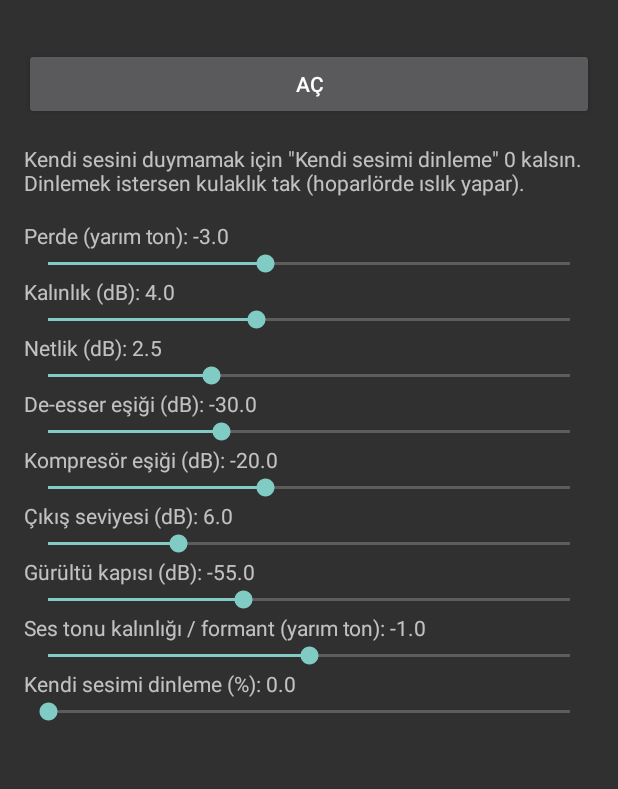
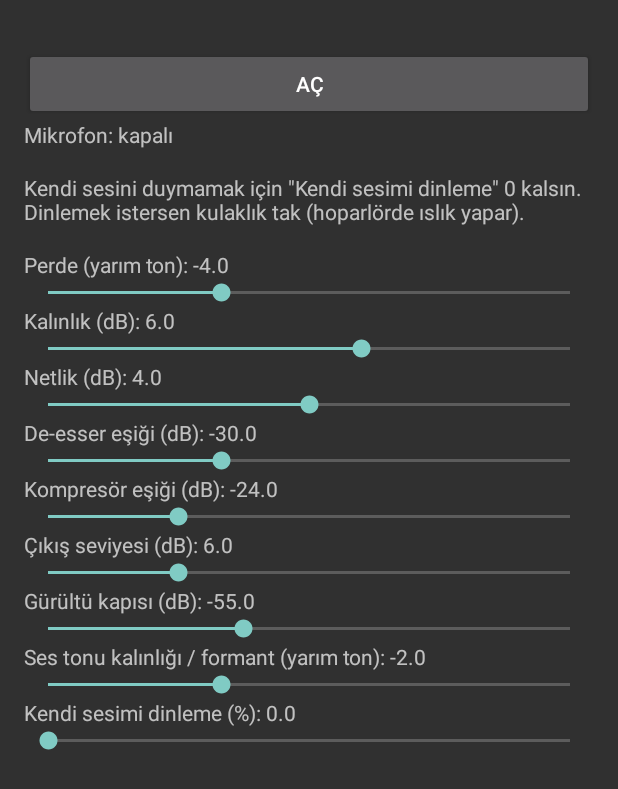
Before and after one commit to goldzhskakrk-pixel/xd, an Android app: the screen it shows after launch (MainActivity), on a phone screen of 412 x 824 dp. Shown: the top 789 px of the screen. Run offline under Robolectric (Android 15) with nearby library versions, the phone set to English and light mode, and no system bars.

Commit message:
Spiker/YouTuber sesi, yeni varsayilanlar, giris-cikis seviye gostergesi
- Varsayilan: perde -4, formant -2, kalinlik +6, netlik +4, komp. esigi -24
- Ayarlar yeni prefs dosyasina (vc2) tasindi: eski kayitli slider degerleri
  yeni varsayilanlari ezmesin
- Ana ekranda mikrofon girisi ve islenmis cikis seviyesi (dB) gosterilir

Co-Authored-By: Claude Sonnet 5.5 <noreply@anthropic.com>
Claude-Session: https://claude.ai/code/session_016yJATseHfQGtJqTvaiCgkF

```diff
--- a/app/src/main/java/com/example/voicechanger/MainActivity.kt
+++ b/app/src/main/java/com/example/voicechanger/MainActivity.kt
@@ -14,6 +14,15 @@ import android.widget.TextView
 
 class MainActivity : Activity() {
     private lateinit var toggle: Button
+    private lateinit var meter: TextView
+    private val tick = object : Runnable {
+        override fun run() {
+            meter.text = if (VoiceService.running)
+                "Mikrofon: %.0f dB   İşlenmiş çıkış: %.0f dB".format(NativeBridge.level(0), NativeBridge.level(1))
+            else "Mikrofon: kapalı"
+            meter.postDelayed(this, 200)
+        }
+    }
 
     override fun onCreate(savedInstanceState: Bundle?) {
         super.onCreate(savedInstanceState)
@@ -24,6 +33,8 @@ class MainActivity : Activity() {
         }
         toggle = Button(this).apply { setOnClickListener { onToggle() } }
         root.addView(toggle)
+        meter = TextView(this)
+        root.addView(meter)
         root.addView(TextView(this).apply {
             text = "Kendi sesini duymamak için \"Kendi sesimi dinleme\" 0 kalsın. Dinlemek istersen kulaklık tak (hoparlörde ıslık yapar)."
             setPadding(0, pad, 0, pad)
@@ -50,7 +61,8 @@ class MainActivity : Activity() {
         setContentView(ScrollView(this).apply { addView(root) })
     }
 
-    override fun onResume() { super.onResume(); refresh() }
+    override fun onResume() { super.onResume(); refresh(); meter.post(tick) }
+    override fun onPause() { meter.removeCallbacks(tick); super.onPause() }
 
     private fun refresh() {
         toggle.text = if (VoiceService.running) "KAPAT" else "AÇ"
--- a/app/src/main/java/com/example/voicechanger/NativeBridge.kt
+++ b/app/src/main/java/com/example/voicechanger/NativeBridge.kt
@@ -5,4 +5,5 @@ object NativeBridge {
     external fun start(): Boolean
     external fun stop()
     external fun setParam(id: Int, value: Float)
+    external fun level(which: Int): Float  // 0 = mikrofon girisi, 1 = islenmis cikis (dB)
 }
--- a/app/src/main/java/com/example/voicechanger/Settings.kt
+++ b/app/src/main/java/com/example/voicechanger/Settings.kt
@@ -18,18 +18,18 @@ object Settings {
 
     // Sira ve varsayilanlar app/src/main/cpp/dsp.h icindeki kDefaults ile ayni olmali.
     val defs = listOf(
-        Def(PITCH, "Perde (yarım ton)", -8f, 4f, -3f),
-        Def(LOW_SHELF, "Kalınlık (dB)", 0f, 10f, 4f),
-        Def(PRESENCE, "Netlik (dB)", 0f, 8f, 2.5f),
+        Def(PITCH, "Perde (yarım ton)", -8f, 4f, -4f),
+        Def(LOW_SHELF, "Kalınlık (dB)", 0f, 10f, 6f),
+        Def(PRESENCE, "Netlik (dB)", 0f, 8f, 4f),
         Def(DEESS_THRESHOLD, "De-esser eşiği (dB)", -40f, -10f, -30f),
-        Def(COMP_THRESHOLD, "Kompresör eşiği (dB)", -30f, -6f, -20f),
+        Def(COMP_THRESHOLD, "Kompresör eşiği (dB)", -30f, -6f, -24f),
         Def(GAIN, "Çıkış seviyesi (dB)", 0f, 24f, 6f),
         Def(GATE, "Gürültü kapısı (dB)", -70f, -30f, -55f),
-        Def(FORMANT, "Ses tonu kalınlığı / formant (yarım ton)", -4f, 2f, -1f),
+        Def(FORMANT, "Ses tonu kalınlığı / formant (yarım ton)", -4f, 2f, -2f),
         Def(MONITOR, "Kendi sesimi dinleme (%)", 0f, 100f, 0f),
     )
 
-    private fun prefs(c: Context) = c.getSharedPreferences("vc", Context.MODE_PRIVATE)
+    private fun prefs(c: Context) = c.getSharedPreferences("vc2", Context.MODE_PRIVATE)
     fun get(c: Context, d: Def): Float = prefs(c).getFloat("p${d.id}", d.default)
     fun set(c: Context, d: Def, v: Float) {
         prefs(c).edit().putFloat("p${d.id}", v).apply()
```
Also changed, not shown: 2 other files.
